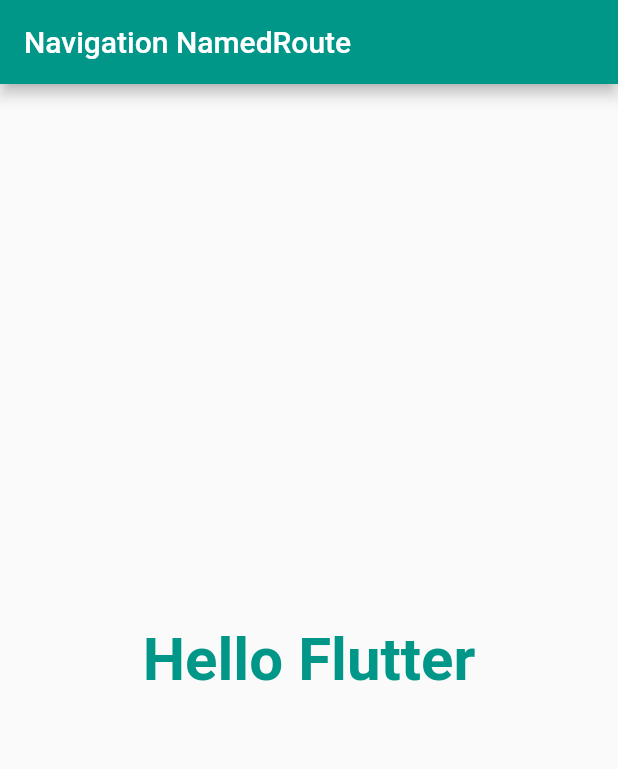
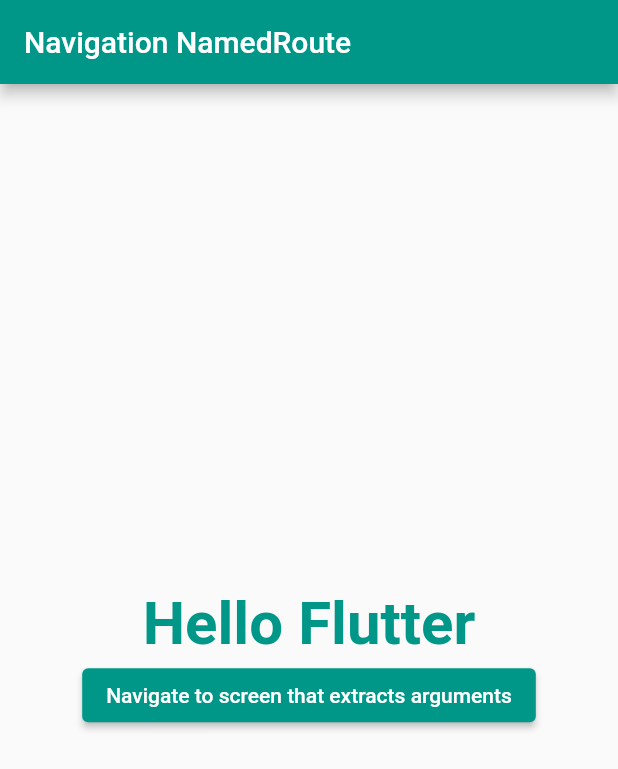
Before and after one commit to maryam-mokded/PassArguments_NamedRoute, a Flutter app: the screen it shows after launch, on a phone screen of 412 x 824 dp. Shown: the top 769 px of the screen. Run offline on Flutter 3.47's test engine with Material 2 defaults, Android fonts, the phone set to English and light mode, and no system bars.

Commit message:
Navigate_to_the_widget

```diff
--- a/lib/home.dart
+++ b/lib/home.dart
@@ -1,5 +1,6 @@
 import 'package:flutter/material.dart';
-
+import 'ExtractArgumentsScreen.dart';
+import 'ScreenArguments.dart';
 
 class MyHomePage extends StatelessWidget {
   const MyHomePage({Key? key, required this.title}) : super(key: key);
@@ -25,6 +26,19 @@ class MyHomePage extends StatelessWidget {
                 color: Colors.teal
               ),
             ),
+            ElevatedButton(
+              onPressed: () {
+                Navigator.pushNamed(
+                  context,
+                  ExtractArgumentsScreen.routeName,
+                  arguments: ScreenArguments(
+                    'Extract Arguments Screen',
+                    'This message is extracted in the build method.',
+                  ),
+                );
+              },
+              child: const Text('Navigate to screen that extracts arguments'),
+            ),
           ],
         ),
       ),
```
